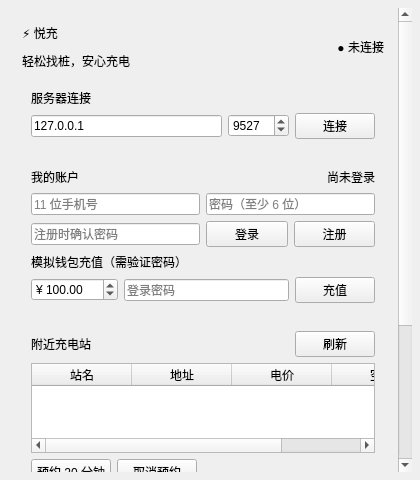
The window that user_client/userwindow.ui (enzooli26/codex.1) describes before a commit, drawn with Qt 5.
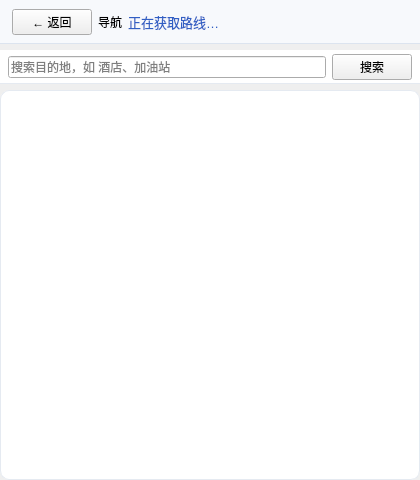
The same window after the commit. The open tabs and pages were chosen to show the change.

Commit message: 修复了模拟器只能模拟一个充电桩的问题，在客户端添加了导航页面，导航功能暂未实现，待进一步修复

Patch:
```diff
--- a/user_client/userwindow.ui
+++ b/user_client/userwindow.ui
@@ -7,11 +7,19 @@
   <property name="styleSheet"><string notr="true">QMainWindow,QWidget#centralwidget{background:#eef3f9;color:#23314a;font-family:&quot;Microsoft YaHei&quot;;font-size:14px} QFrame#phoneShell{background:#f7f9fc;border:1px solid #dce4ef;border-radius:24px} QFrame.card{background:#ffffff;border:1px solid #e5eaf1;border-radius:14px} QLabel#brandLabel{font-size:26px;font-weight:700;color:#2457d6} QLabel#sloganLabel{color:#8190a7} QLabel.sectionTitle{font-size:16px;font-weight:700;color:#263550} QLabel#balanceLabel{font-size:24px;font-weight:700;color:#2457d6} QLabel#statusLabel{color:#d85b6a;font-weight:600} QLabel#chargeStatusLabel{background:#edf3ff;color:#315fc4;border-radius:9px;padding:10px;font-weight:600} QLineEdit,QSpinBox,QDoubleSpinBox,QComboBox{background:#f7f9fd;border:1px solid #d9e1ec;border-radius:8px;padding:8px;min-height:24px;color:#273650;selection-background-color:#4878e8} QLineEdit:focus,QSpinBox:focus,QDoubleSpinBox:focus,QComboBox:focus{border:1px solid #4878e8;background:#ffffff} QPushButton{background:#416fe3;border:0;border-radius:9px;padding:9px 12px;min-height:24px;color:#ffffff;font-weight:600} QPushButton:hover{background:#315fd1} QPushButton:pressed{background:#254da9} QPushButton.secondary{background:#edf2fb;color:#3d5f9f;border:1px solid #d9e3f4} QPushButton.danger{background:#fff0f2;color:#cc5062;border:1px solid #f4d4da} QTableWidget{background:#ffffff;alternate-background-color:#f8faff;border:1px solid #e5eaf1;border-radius:9px;gridline-color:#edf1f6;color:#344158} QHeaderView::section{background:#f2f6fb;color:#6b7b92;border:0;border-right:1px solid #e4eaf2;padding:7px;font-weight:600} QTableWidget::item{padding:4px} QTableWidget::item:selected{background:#dfe8ff;color:#244ba6} QScrollBar:vertical{background:transparent;width:8px;border-radius:4px;margin:2px} QScrollBar::handle:vertical{background:#c0c8d8;border-radius:4px;min-height:24px} QScrollBar::handle:vertical:hover{background:#a0aac0} QScrollBar::add-line:vertical,QScrollBar::sub-line:vertical{height:0} QScrollBar::add-page:vertical,QScrollBar::sub-page:vertical{background:transparent} QScrollArea{border:0;background:transparent} QScrollArea>QWidget>QWidget{background:transparent}</string></property>
   <widget class="QWidget" name="centralwidget">
    <layout class="QVBoxLayout" name="outerLayout">
-    <property name="leftMargin"><number>8</number></property>
-    <property name="topMargin"><number>8</number></property>
-    <property name="rightMargin"><number>8</number></property>
-    <property name="bottomMargin"><number>8</number></property>
-    <item><widget class="QScrollArea" name="scrollArea">
+    <property name="leftMargin"><number>0</number></property>
+    <property name="topMargin"><number>0</number></property>
+    <property name="rightMargin"><number>0</number></property>
+    <property name="bottomMargin"><number>0</number></property>
+    <item><widget class="QStackedWidget" name="stackedWidget">
+     <property name="currentIndex"><number>0</number></property>
+     <widget class="QWidget" name="mainPage">
+      <layout class="QVBoxLayout" name="mainPageLayout">
+       <property name="leftMargin"><number>8</number></property>
+       <property name="topMargin"><number>8</number></property>
+       <property name="rightMargin"><number>8</number></property>
+       <property name="bottomMargin"><number>8</number></property>
+       <item><widget class="QScrollArea" name="scrollArea">
      <property name="widgetResizable"><bool>true</bool></property>
      <property name="frameShape"><enum>QFrame::NoFrame</enum></property>
      <widget class="QWidget" name="scrollContent">
@@ -77,15 +85,16 @@
             <item><widget class="QPushButton" name="refreshButton"><property name="text"><string>刷新</string></property><property name="class" stdset="0"><string>secondary</string></property></widget></item>
            </layout></item>
            <item><widget class="QTableWidget" name="stationTable">
-            <property name="minimumSize"><size><width>0</width><height>90</height></size></property>
+             <property name="minimumSize"><size><width>0</width><height>180</height></size></property>
             <property name="alternatingRowColors"><bool>true</bool></property>
             <property name="selectionBehavior"><enum>QAbstractItemView::SelectRows</enum></property>
             <property name="selectionMode"><enum>QAbstractItemView::SingleSelection</enum></property>
-            <property name="columnCount"><number>4</number></property>
+            <property name="columnCount"><number>5</number></property>
             <column><property name="text"><string>站名</string></property></column>
             <column><property name="text"><string>地址</string></property></column>
             <column><property name="text"><string>电价</string></property></column>
             <column><property name="text"><string>空闲</string></property></column>
+            <column><property name="text"><string>导航</string></property></column>
            </widget></item>
            <item><layout class="QHBoxLayout" name="reservationLayout">
             <item><widget class="QPushButton" name="reserveButton"><property name="text"><string>预约 20 分钟</string></property><property name="class" stdset="0"><string>secondary</string></property></widget></item>
@@ -124,6 +133,65 @@
       </layout>
      </widget>
     </widget></item>
+      </layout>
+     </widget>
+     <widget class="QWidget" name="navPage">
+      <layout class="QVBoxLayout" name="navPageLayout">
+       <property name="leftMargin"><number>0</number></property>
+       <property name="topMargin"><number>0</number></property>
+       <property name="rightMargin"><number>0</number></property>
+       <property name="bottomMargin"><number>0</number></property>
+       <item><widget class="QFrame" name="navToolBar">
+        <property name="styleSheet"><string notr="true">QFrame#navToolBar{background:#f7f9fc;border-bottom:1px solid #dce4ef}</string></property>
+        <property name="fixedHeight"><number>48</number></property>
+        <layout class="QHBoxLayout" name="navToolLayout">
+         <property name="leftMargin"><number>12</number></property>
+         <property name="rightMargin"><number>12</number></property>
+         <item><widget class="QPushButton" name="navBackButton">
+          <property name="text"><string>← 返回</string></property>
+          <property name="class" stdset="0"><string>secondary</string></property>
+          <property name="fixedWidth"><number>80</number></property>
+         </widget></item>
+         <item><widget class="QLabel" name="navTitleLabel">
+          <property name="text"><string>导航</string></property>
+          <property name="class" stdset="0"><string>sectionTitle</string></property>
+         </widget></item>
+         <item><widget class="QLabel" name="navSummaryLabel">
+          <property name="text"><string>正在获取路线…</string></property>
+          <property name="class" stdset="0"><string>sectionTitle</string></property>
+          <property name="styleSheet"><string notr="true">color:#315fc4;font-size:13px</string></property>
+         </widget></item>
+         <item><spacer name="navSpacer">
+          <property name="orientation"><enum>Qt::Horizontal</enum></property>
+          <property name="sizeHint" stdset="0"><size><width>40</width><height>20</height></size></property>
+         </spacer></item>
+        </layout>
+        </widget></item>
+       <item><widget class="QFrame" name="navSearchFrame">
+        <property name="styleSheet"><string notr="true">QFrame#navSearchFrame{background:#ffffff;border-bottom:1px solid #e5eaf1}</string></property>
+        <layout class="QHBoxLayout" name="navSearchLayout">
+         <property name="leftMargin"><number>8</number></property>
+         <property name="rightMargin"><number>8</number></property>
+         <property name="topMargin"><number>4</number></property>
+         <property name="bottomMargin"><number>4</number></property>
+         <item><widget class="QLineEdit" name="navSearchEdit">
+          <property name="placeholderText"><string>搜索目的地，如 酒店、加油站</string></property>
+         </widget></item>
+         <item><widget class="QPushButton" name="navSearchButton">
+          <property name="text"><string>搜索</string></property>
+          <property name="class" stdset="0"><string>secondary</string></property>
+          <property name="fixedWidth"><number>72</number></property>
+         </widget></item>
+        </layout>
+       </widget></item>
+       <item><widget class="QListWidget" name="navSearchResultList">
+        <property name="maximumHeight"><number>120</number></property>
+        <property name="visible"><bool>false</bool></property>
+        <property name="styleSheet"><string notr="true">QListWidget{background:#ffffff;border:1px solid #e5eaf1;border-radius:9px;padding:2px 4px} QListWidget::item{padding:4px;border-radius:6px} QListWidget::item:selected{background:#dfe8ff;color:#244ba6} QListWidget::item:hover{background:#f2f6fb}</string></property>
+       </widget></item>
+       </layout>
+      </widget>
+     </widget></item>
    </layout>
   </widget>
  </widget>
```
Left out of the diff: 2 changed lines with no effect on the pictures. The commit also changes 19 other files.
